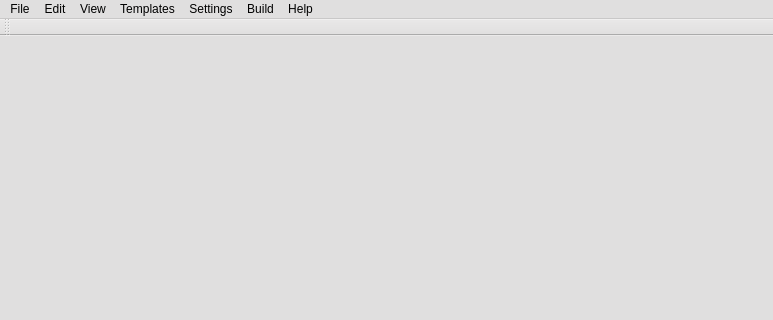
Qt form src/kuzya.ui (PLLUG/kuzya) before a commit; both pictures show x 0 to 773 and y 0 to 320 of the 773 by 557 pixel window.
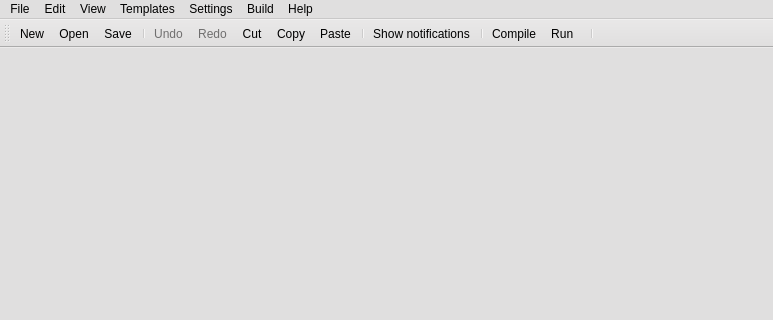
The same form after that commit. Icons and pictures are not drawn.

Commit message: Transferring the implementation of the graphic toolbar to a graphic editor.

What changed in the file:
```diff
--- a/src/kuzya.ui
+++ b/src/kuzya.ui
@@ -570,12 +570,33 @@
    <property name="windowTitle">
     <string>toolBar</string>
    </property>
+   <property name="iconSize">
+    <size>
+     <width>30</width>
+     <height>30</height>
+    </size>
+   </property>
    <attribute name="toolBarArea">
     <enum>TopToolBarArea</enum>
    </attribute>
    <attribute name="toolBarBreak">
     <bool>false</bool>
    </attribute>
+   <addaction name="actionNew"/>
+   <addaction name="actionOpen"/>
+   <addaction name="actionSave"/>
+   <addaction name="separator"/>
+   <addaction name="actionUndo"/>
+   <addaction name="actionRedo"/>
+   <addaction name="actionCut"/>
+   <addaction name="actionCopy"/>
+   <addaction name="actionPaste"/>
+   <addaction name="separator"/>
+   <addaction name="actionNotificationList"/>
+   <addaction name="separator"/>
+   <addaction name="actionCompile"/>
+   <addaction name="actionRun"/>
+   <addaction name="separator"/>
   </widget>
   <action name="actionNew">
    <property name="icon">
```
Left out of the diff: 4 changed lines with no effect on the pictures. The commit also changes 2 other files.
